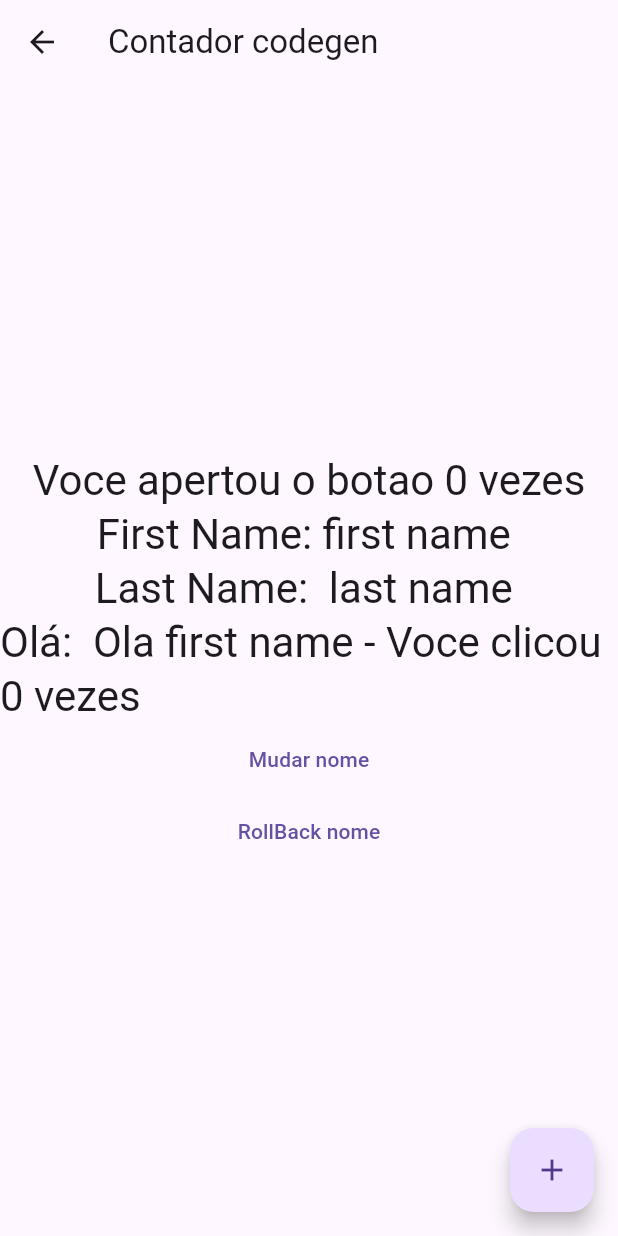
After one commit to gcouto93/cto_counter_bloc, a Flutter app: the ContadorCodegenPage screen opened by its route, on a phone screen of 412 x 824 dp. The commit adds this screen. Run offline on Flutter 3.47's test engine with Material 3 defaults, Android fonts, the phone set to English and light mode, and no system bars; our stand-ins replace bloc, currency_text_input_formatter, dio, flutter_bloc, flutter_mobx, freezed_annotation and 1 more; generated files the repository leaves out were written again.

Commit message:
mob x exercises

```diff
--- /dev/null
+++ b/lib/aula_mobx/contador_codegen/contador_codege_controller.dart
@@ -0,0 +1,37 @@
+import 'package:cto_counter_bloc/aula_mobx/model/full_name.dart';
+import 'package:mobx/mobx.dart';
+
+part 'contador_codege_controller.g.dart';
+
+class ContadorCodegeController = _ContadorCodegenControllerBase with _$ContadorCodegeController;
+
+abstract class _ContadorCodegenControllerBase with Store {
+  @observable
+  int contador = 0;
+
+  @observable
+  var fullName = FullName(first: 'first name', last: 'last name');
+
+  @computed
+  String get saudacao => 'Ola ${fullName.first} - Voce clicou ${contador} vezes';
+
+  @action
+  void incrementar() {
+    contador++;
+    fullName = fullName.copyWith(first: 'Muleke', last: 'Codeiro');
+  }
+
+  @action
+  void decrementar() {
+    contador--;
+  }
+
+  @action
+  void changeName() {
+    fullName = FullName(first: 'Abel', last: 'Latrel');
+  }
+
+  void roolBackName() {
+    fullName = fullName.copyWith(first: 'first name', last: 'last name');
+  }
+}
--- /dev/null
+++ b/lib/aula_mobx/contador_codegen/contador_codegen_page.dart
@@ -0,0 +1,105 @@
+import 'package:cto_counter_bloc/aula_mobx/contador_codegen/contador_codege_controller.dart';
+import 'package:cto_counter_bloc/aula_mobx/mobx_controller.dart';
+import 'package:flutter/foundation.dart';
+import 'package:flutter/material.dart';
+import 'package:flutter/widgets.dart';
+import 'package:flutter_mobx/flutter_mobx.dart';
+import 'package:mobx/mobx.dart';
+
+class ContadorCodegenPage extends StatefulWidget {
+  final controller = ContadorCodegeController();
+  final reactionDisposer = <ReactionDisposer>[];
+
+  ContadorCodegenPage({super.key});
+
+  @override
+  State<ContadorCodegenPage> createState() => _ContadorCodegenPageState();
+}
+
+class _ContadorCodegenPageState extends State<ContadorCodegenPage> {
+  @override
+  void initState() {
+    super.initState();
+    final autorunDisposer = autorun((_) {
+      print('Autorun: ${widget.controller.saudacao}');
+    });
+    final reactionDisposer = reaction((_) => widget.controller.contador, (counter) {
+      print('Reaction: ${widget.controller.contador}----------------------------------');
+    });
+
+    final whenDisposer = when((_) => widget.controller.fullName.first == 'Muluke', () {
+      print('---------------------------------- WHEN ---------------------------------- ');
+      print(widget.controller.fullName.first);
+    });
+
+    widget.reactionDisposer.add(autorunDisposer);
+    widget.reactionDisposer.add(reactionDisposer);
+    widget.reactionDisposer.add(whenDisposer);
+  }
+
+  @override
+  void dispose() {
+    // TODO: implement dispose
+    super.dispose();
+    widget.reactionDisposer.forEach((element) {
+      element();
+    });
+  }
+
+  @override
+  Widget build(BuildContext context) {
+    return Scaffold(
+      appBar: AppBar(
+        title: const Text('Contador codegen'),
+      ),
+      body: Center(
+        child: Column(
+          mainAxisAlignment: MainAxisAlignment.center,
+          children: [
+            Observer(builder: (_) {
+              return Text(
+                'Voce apertou o botao ${widget.controller.contador} vezes',
+                style: Theme.of(context).textTheme.headlineMedium,
+              );
+            }),
+            Observer(builder: (_) {
+              return Text(
+                'First Name: ${widget.controller.fullName.first} ',
+                style: Theme.of(context).textTheme.headlineMedium,
+              );
+            }),
+            Observer(builder: (_) {
+              return Text(
+                'Last Name:  ${widget.controller.fullName.last} ',
+                style: Theme.of(context).textTheme.headlineMedium,
+              );
+            }),
+            Observer(builder: (_) {
+              return Text(
+                'Olá:  ${widget.controller.saudacao} ',
+                style: Theme.of(context).textTheme.headlineMedium,
+              );
+            }),
+            TextButton(
+                onPressed: () {
+                  widget.controller.changeName();
+                },
+                child: Text('Mudar nome')),
+            TextButton(
+                onPressed: () {
+                  widget.controller.roolBackName();
+                },
+                child: Text('RollBack nome'))
+          ],
+        ),
+      ),
+      floatingActionButton: FloatingActionButton(
+        onPressed: () {
+          widget.controller.incrementar();
+        },
+        tooltip: 'Increment',
+        child: const Icon(Icons.add),
+      ),
+    );
+  }
+}
--- /dev/null
+++ b/lib/aula_mobx/model/full_name.dart
@@ -0,0 +1,15 @@
+class FullName {
+  String first;
+  String last;
+  FullName({required this.first, required this.last});
+
+  FullName copyWith({
+    String? first,
+    String? last,
+  }) {
+    return FullName(
+      first: first ?? this.first,
+      last: last ?? this.last,
+    );
+  }
+}
--- a/pubspec.yaml
+++ b/pubspec.yaml
@@ -19,6 +19,10 @@ dependencies:
   dartion: ^1.2.1
   bloc_test: ^10.0.0
   mocktail: ^1.0.4
+  mobx: ^2.5.0
+  flutter_mobx: ^2.3.0
+  mobx_codegen: ^2.7.0
+  currency_text_input_formatter: ^2.2.9
 
 dev_dependencies:
   flutter_test:
```
Also changed, not shown: lib/aula_mobx/contador_imc/imc_page.dart (added, +75 -0 lines), lib/aula_mobx/mob_x_imc_page.dart (added, +44 -0 lines), lib/aula_mobx/mobx_controller.dart (added, +18 -0 lines), lib/main.dart (+11 -9 lines), lib/widgets/drawer_widget_app.dart (+24 -0 lines), lib/aula_mobx/contador_codegen/contador_codege_controller.g.dart (added), pubspec.lock, 1 other file.
